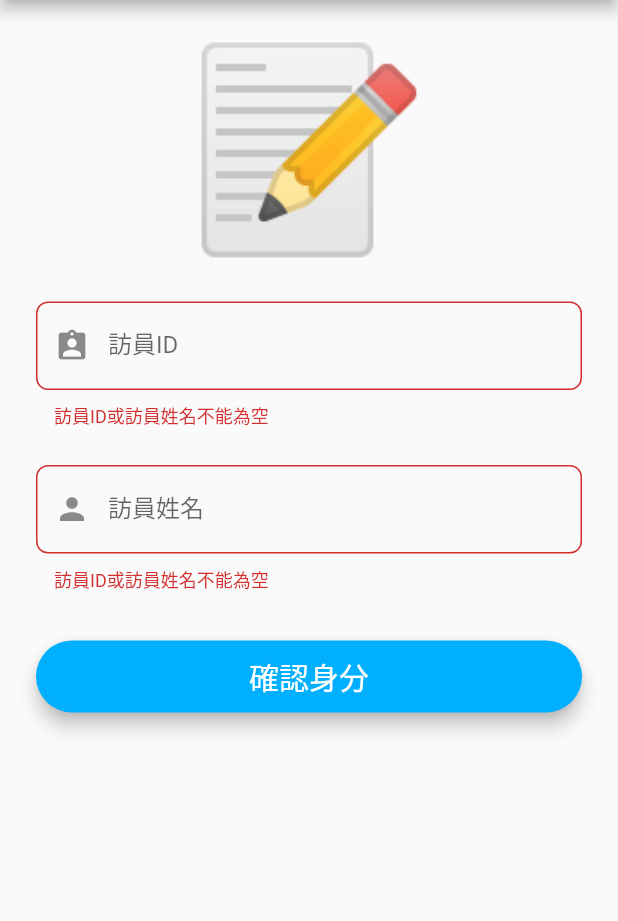
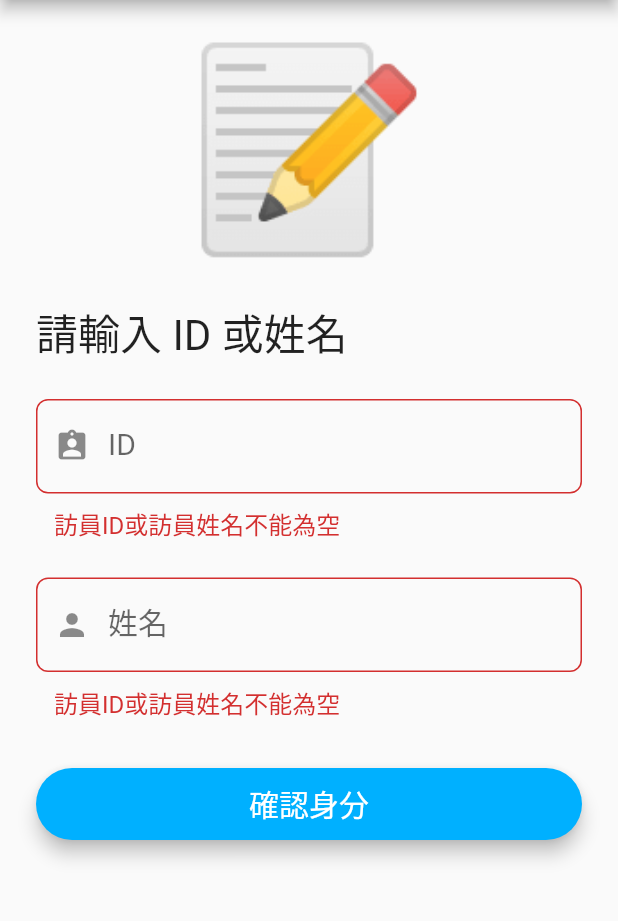
Before and after one commit to yun-cheng/survey-app, a Flutter app: the screen it shows after launch, after a tap on "確認身分", on a phone screen of 412 x 824 dp, the part 84-1005 px from its top. Run offline on Flutter 3.47's test engine with Material 2 defaults, Android fonts, the phone set to English and light mode, and no system bars; our stand-ins replace auto_route, bloc, cloud_firestore, dartz, flushbar, flutter_bloc and 5 more; accounts and stored records are empty; generated files the repository leaves out were written again.

Commit message:
Prettify pages

```diff
--- a/lib/application/auth/auth_bloc.dart
+++ b/lib/application/auth/auth_bloc.dart
@@ -3,8 +3,9 @@ import 'dart:async';
 import 'package:bloc/bloc.dart';
 import 'package:freezed_annotation/freezed_annotation.dart';
 import 'package:injectable/injectable.dart';
+import 'package:interviewer_quiz_flutter_app/application/auth/sign_in_form/sign_in_form_bloc.dart';
 import 'package:meta/meta.dart';
-import 'package:interviewer_quiz_flutter_app/domain/auth/i_auth_facade.dart';
+// import 'package:interviewer_quiz_flutter_app/domain/auth/i_auth_facade.dart';
 
 part 'auth_event.dart';
 part 'auth_state.dart';
@@ -13,26 +14,20 @@ part 'auth_bloc.freezed.dart';
 
 @injectable
 class AuthBloc extends Bloc<AuthEvent, AuthState> {
-  AuthBloc(this._authFacade):super(const AuthState.initial());
+  AuthBloc(SignInFormBloc signInFormBloc) : super(const AuthState.initial()) {
+    _subscription = signInFormBloc.listen((state) {
+      add(AuthEvent.authCheckRequested(state.isSuccess));
+    });
+  }
 
-  final IAuthFacade _authFacade;
+  StreamSubscription _subscription;
 
   @override
   Stream<AuthState> mapEventToState(
     AuthEvent event,
   ) async* {
-    yield* event.map(
-      authCheckRequested: (e) async* {
-        final interviewerOption = _authFacade.getSignedInInterviewer();
-        yield interviewerOption.fold(
-          () => const AuthState.unauthenticated(),
-          (_) => const AuthState.authenticated(),
-        );
-      },
-      signedOut: (e) async* {
-        _authFacade.signOut();
-        yield const AuthState.unauthenticated();
-      },
-    );
+    yield event.isSuccess
+        ? const AuthState.authenticated()
+        : const AuthState.unauthenticated();
   }
 }
--- a/lib/application/auth/auth_event.dart
+++ b/lib/application/auth/auth_event.dart
@@ -2,6 +2,5 @@ part of 'auth_bloc.dart';
 
 @freezed
 abstract class AuthEvent with _$AuthEvent {
-  const factory AuthEvent.authCheckRequested() = AuthCheckRequested;
-  const factory AuthEvent.signedOut() = SignedOut;
+  const factory AuthEvent.authCheckRequested(bool isSuccess) = AuthCheckRequested;
 }
--- a/lib/application/auth/sign_in_form/sign_in_form_bloc.dart
+++ b/lib/application/auth/sign_in_form/sign_in_form_bloc.dart
@@ -41,38 +41,54 @@ class SignInFormBloc extends Bloc<SignInFormEvent, SignInFormState> {
     yield* event.map(
       interviewerIdChanged: (e) async* {
         yield state.copyWith(
-            interviewerId: InterviewerId(e.interviewerIdStr),
-            authFailureOrSuccessOption: none());
+          interviewerId: InterviewerId(e.interviewerIdStr),
+          failureOption: none(),
+        );
       },
       interviewerNameChanged: (e) async* {
         yield state.copyWith(
-            interviewerName: InterviewerName(e.interviewerNameStr),
-            authFailureOrSuccessOption: none());
+          interviewerName: InterviewerName(e.interviewerNameStr),
+          failureOption: none(),
+        );
       },
       signInPressed: (e) async* {
-        Either<AuthFailure, Unit> failureOrSuccess;
+        Either<AuthFailure, Interviewer> failureOrInterviewer;
+        AuthFailure failure;
+        Interviewer interviewer;
+        bool isSuccess = false;
 
         final isValidInterviewerId = state.interviewerId.isValid();
         final isValidInterviewerName = state.interviewerName.isValid();
 
         if (isValidInterviewerId || isValidInterviewerName) {
-          yield state.copyWith(
-            isSubmitting: true,
-            authFailureOrSuccessOption: none(),
-          );
-
-          failureOrSuccess = _authFacade.signInWithInterviewerIdOrName(
+          failureOrInterviewer = _authFacade.signInWithInterviewerIdOrName(
               interviewerId: state.interviewerId,
               interviewerName: state.interviewerName,
               interviewerList: _interviewerList);
+
+          isSuccess = failureOrInterviewer.isRight();
+
+          failureOrInterviewer.fold(
+            (_failure) {
+              failure = _failure;
+              interviewer = state.interviewer;
+            },
+            (_interviewer) {
+              interviewer = _interviewer;
+            },
+          );
         }
 
         // NOTE showErrorMessages 是即時驗證表單的錯誤訊息，只在使用者第一次送出後才啟用
         yield state.copyWith(
-          isSubmitting: false,
+          isSuccess: isSuccess,
+          failureOption: optionOf(failure),
+          interviewer: interviewer,
           showErrorMessages: true,
-          authFailureOrSuccessOption: optionOf(failureOrSuccess),
         );
+      },
+      signedOut: (e) async* {
+        yield SignInFormState.initial();
       },
     );
   }
--- a/lib/application/auth/sign_in_form/sign_in_form_event.dart
+++ b/lib/application/auth/sign_in_form/sign_in_form_event.dart
@@ -9,4 +9,5 @@ abstract class SignInFormEvent with _$SignInFormEvent {
   const factory SignInFormEvent.interviewerNameChanged(
       String interviewerNameStr) = _InterviewerNameChanged;
   const factory SignInFormEvent.signInPressed() = _SignInPressed;
+  const factory SignInFormEvent.signedOut() = _SignedOut;
 }
--- a/lib/application/auth/sign_in_form/sign_in_form_state.dart
+++ b/lib/application/auth/sign_in_form/sign_in_form_state.dart
@@ -5,16 +5,18 @@ abstract class SignInFormState with _$SignInFormState {
   const factory SignInFormState({
     @required InterviewerId interviewerId,
     @required InterviewerName interviewerName,
+    @required Interviewer interviewer,
+    @required Option<AuthFailure> failureOption,
     @required bool showErrorMessages,
-    @required bool isSubmitting,
-    @required Option<Either<AuthFailure, Unit>> authFailureOrSuccessOption,
+    @required bool isSuccess,
   }) = _SignInFormState;
 
   factory SignInFormState.initial() => SignInFormState(
-        interviewerId: InterviewerId(''),
-        interviewerName: InterviewerName(''),
+        interviewerId: InterviewerId.empty(),
+        interviewerName: InterviewerName.empty(),
+        interviewer: Interviewer.empty(),
+        failureOption: none(),
         showErrorMessages: false,
-        isSubmitting: false,
-        authFailureOrSuccessOption: none(),
+        isSuccess: false,
       );
 }
--- a/lib/domain/auth/i_auth_facade.dart
+++ b/lib/domain/auth/i_auth_facade.dart
@@ -10,7 +10,7 @@ import 'package:kt_dart/collection.dart';
 abstract class IAuthFacade {
   Future<Either<AuthFailure, KtList<Interviewer>>> getInterviewerList();
   Future<void> getInterviewerListFromAsset();
-  Either<AuthFailure, Unit> signInWithInterviewerIdOrName({
+  Either<AuthFailure, Interviewer> signInWithInterviewerIdOrName({
     @required InterviewerId interviewerId,
     @required InterviewerName interviewerName,
     @required KtList<Interviewer> interviewerList,
--- a/lib/domain/auth/interviewer.dart
+++ b/lib/domain/auth/interviewer.dart
@@ -14,6 +14,11 @@ abstract class Interviewer implements _$Interviewer {
     @required InterviewerName name,
   }) = _Interviewer;
 
+  factory Interviewer.empty() => Interviewer(
+        id: InterviewerId.empty(),
+        name: InterviewerName.empty(),
+      );
+
   Option<ValueFailure<dynamic>> get failureOption {
     return this
         .id
--- a/lib/domain/auth/value_objects.dart
+++ b/lib/domain/auth/value_objects.dart
@@ -15,6 +15,8 @@ class InterviewerId extends ValueObject<String> {
     );
   }
 
+  factory InterviewerId.empty() => InterviewerId('');
+
   const InterviewerId._(this.value);
 }
 
@@ -29,20 +31,22 @@ class InterviewerName extends ValueObject<String> {
     );
   }
 
+  factory InterviewerName.empty() => InterviewerName('');
+
   const InterviewerName._(this.value);
 }
 
 // TEST
-class KtListVo<T> extends ValueObject<KtList<T>> {
-  @override
-  final Either<ValueFailure<KtList<T>>, KtList<T>> value;
+// class KtListVo<T> extends ValueObject<KtList<T>> {
+//   @override
+//   final Either<ValueFailure<KtList<T>>, KtList<T>> value;
 
-  factory KtListVo(KtList<T> input) {
-    assert(input != null);
-    return KtListVo._(
-      right(input),
-    );
-  }
+//   factory KtListVo(KtList<T> input) {
+//     assert(input != null);
+//     return KtListVo._(
+//       right(input),
+//     );
+//   }
 
-  const KtListVo._(this.value);
-}
+//   const KtListVo._(this.value);
+// }
--- a/lib/infrastructure/auth/manual_auth_facade.dart
+++ b/lib/infrastructure/auth/manual_auth_facade.dart
@@ -74,7 +74,7 @@ class ManualAuthFacade implements IAuthFacade {
   }
 
   @override
-  Either<AuthFailure, Unit> signInWithInterviewerIdOrName({
+  Either<AuthFailure, Interviewer> signInWithInterviewerIdOrName({
     InterviewerId interviewerId,
     InterviewerName interviewerName,
     KtList<Interviewer> interviewerList,
@@ -96,7 +96,7 @@ class ManualAuthFacade implements IAuthFacade {
 
     return _currentInterviewerOption.fold(
       () => left(AuthFailure.interviewerIdAndNameNotFound()),
-      (_) => right(unit),
+      (interviewer) => right(interviewer),
     );
   }
 
--- a/lib/injection.iconfig.dart
+++ b/lib/injection.iconfig.dart
@@ -32,7 +32,7 @@ void $initGetIt(GetIt g, {String environment}) {
       () => QuestionPageBloc(g<QuestionListBloc>()));
   g.registerFactory<SignInFormBloc>(
       () => SignInFormBloc(g<IAuthFacade>(), g<InterviewerListBloc>()));
-  g.registerFactory<AuthBloc>(() => AuthBloc(g<IAuthFacade>()));
+  g.registerFactory<AuthBloc>(() => AuthBloc(g<SignInFormBloc>()));
   g.registerFactory<QuestionBloc>(() => QuestionBloc(g<QuestionPageBloc>()));
 }
 
--- a/lib/presentation/core/app_widget.dart
+++ b/lib/presentation/core/app_widget.dart
@@ -8,15 +8,7 @@ import 'package:interviewer_quiz_flutter_app/presentation/routes/router.gr.dart'
 class AppWidget extends StatelessWidget {
   @override
   Widget build(BuildContext context) {
-    return MultiBlocProvider(
-      providers: [
-        // HIGHLIGHT 因為 AuthBloc 會跨越頁面使用，所以要放這裡
-        BlocProvider(
-          create: (context) =>
-              getIt<AuthBloc>()..add(const AuthEvent.authCheckRequested()),
-        ),
-      ],
-      child: MaterialApp(
+    return MaterialApp(
       title: '訪員測驗',
       debugShowCheckedModeBanner: false,
       builder: ExtendedNavigator(router: Router()),
@@ -32,7 +24,6 @@ class AppWidget extends StatelessWidget {
           ),
         ),
       ),
-      ),
     );
   }
 }
--- a/lib/presentation/sign_in/sign_in_page.dart
+++ b/lib/presentation/sign_in/sign_in_page.dart
@@ -26,10 +26,13 @@ class SignInPage extends StatelessWidget {
             BlocProvider.of<InterviewerListBloc>(context),
           ),
         ),
+        BlocProvider(
+          create: (context) => AuthBloc(
+            BlocProvider.of<SignInFormBloc>(context),
+          ),
+        ),
       ],
-      child: BlocBuilder<AuthBloc, AuthState>(
-        builder: (context, state) {
-          return Scaffold(
+      child: Scaffold(
         appBar: AppBar(
           title: const Text('訪員測驗'),
         ),
@@ -47,25 +50,6 @@ class SignInPage extends StatelessWidget {
                     crossAxisAlignment: CrossAxisAlignment.stretch,
                     children: <Widget>[
                       SignInForm(),
-                          if (state is Authenticated) ...[
-                            RoundedButton(
-                              title: '不是我，重新輸入',
-                              color: Colors.red[600],
-                              onPressed: () {
-                                context
-                                    .bloc<AuthBloc>()
-                                    .add(AuthEvent.signedOut());
-                              },
-                            ),
-                            RoundedButton(
-                              title: '是我，開始測驗',
-                              color: Colors.greenAccent[400],
-                              onPressed: () {
-                                ExtendedNavigator.of(context)
-                                    .pushReplacementNamed(Routes.quizPage);
-                              },
-                            ),
-                          ]
                     ],
                   ),
                 ),
@@ -73,8 +57,6 @@ class SignInPage extends StatelessWidget {
             ),
           ),
         ),
-          );
-        },
       ),
     );
   }
--- a/lib/presentation/sign_in/widgets/sign_in_form.dart
+++ b/lib/presentation/sign_in/widgets/sign_in_form.dart
@@ -1,4 +1,5 @@
 import 'package:auto_route/auto_route.dart';
+import 'package:dartz/dartz.dart';
 import 'package:flushbar/flushbar.dart';
 import 'package:flushbar/flushbar_helper.dart';
 import 'package:flutter/material.dart';
@@ -12,13 +13,11 @@ class SignInForm extends StatelessWidget {
   @override
   Widget build(BuildContext context) {
     return BlocConsumer<SignInFormBloc, SignInFormState>(
+      listener: (context, state) {
         // NOTE 監聽是否登入成功
-      listener: (context, state) {
-        // NOTE 拆開第一層 Option，針對 Some failure 處理
-        state.authFailureOrSuccessOption.fold(
+        if (!state.isSuccess) {
+          state.failureOption.fold(
             () {},
-          // NOTE 拆開第二層 Either，Left 顯示失敗訊息， Right 則跳轉頁面
-          (either) => either.fold(
             (failure) {
               FlushbarHelper.createError(
                 message: failure.map(
@@ -31,13 +30,8 @@ class SignInForm extends StatelessWidget {
                 ),
               ).show(context);
             },
-            (_) {
-              context
-                  .bloc<AuthBloc>()
-                  .add(const AuthEvent.authCheckRequested());
-            },
-          ),
           );
+        }
       },
       builder: (context, state) {
         // HIGHLIGHT 必須要使用完整的 context.bloc<SignInFormBloc>().state，
@@ -54,6 +48,13 @@ class SignInForm extends StatelessWidget {
           }
         }
 
+        String interviewerId;
+        String interviewerName;
+        if (state.isSuccess) {
+          interviewerId = state.interviewer.id.getOrCrash();
+          interviewerName = state.interviewer.name.getOrCrash();
+        }
+
         return Form(
           autovalidate: state.showErrorMessages,
           child: Column(
@@ -66,10 +67,75 @@ class SignInForm extends StatelessWidget {
                 style: TextStyle(fontSize: 130),
               ),
               const SizedBox(height: 24.0),
+              Visibility(
+                visible: !state.isSuccess,
+                maintainSize: true,
+                maintainAnimation: true,
+                maintainState: true,
+                child: Text(
+                  '請輸入 ID 或姓名',
+                  style: TextStyle(
+                    fontSize: 28.0,
+                    // fontWeight: FontWeight.bold,
+                  ),
+                ),
+              ),
+              if (state.isSuccess) ...[
+                DataTable(
+                  columns: [
+                    DataColumn(
+                      label: Text(
+                        'ID',
+                        style: TextStyle(fontSize: 32.0),
+                      ),
+                    ),
+                    DataColumn(
+                      label: Text(
+                        '姓名',
+                        style: TextStyle(fontSize: 32.0),
+                      ),
+                    ),
+                  ],
+                  rows: [
+                    DataRow(cells: [
+                      DataCell(Text(
+                        interviewerId,
+                        style: TextStyle(fontSize: 32.0),
+                      )),
+                      DataCell(Text(
+                        interviewerName,
+                        style: TextStyle(fontSize: 32.0),
+                      )),
+                    ]),
+                  ],
+                ),
+                const SizedBox(height: 52.0),
+                RoundedButton(
+                  title: '不是我，重新輸入',
+                  color: Colors.red[600],
+                  onPressed: () {
+                    context
+                        .bloc<SignInFormBloc>()
+                        .add(SignInFormEvent.signedOut());
+                  },
+                ),
+                RoundedButton(
+                  title: '是我，開始測驗',
+                  color: Colors.greenAccent[400],
+                  onPressed: () {
+                    ExtendedNavigator.of(context)
+                        .pushReplacementNamed(Routes.quizPage);
+                  },
+                ),
+              ] else ...[
+                const SizedBox(height: 24.0),
                 TextFormField(
+                  style: TextStyle(fontSize: 20.0),
                   decoration: const InputDecoration(
                     prefixIcon: Icon(Icons.assignment_ind),
-                  labelText: '訪員ID',
+                    labelText: 'ID',
+                    labelStyle: TextStyle(fontSize: 20.0),
+                    errorStyle: TextStyle(fontSize: 16.0),
                   ),
                   autocorrect: false,
                   onChanged: (value) => context
@@ -79,9 +145,13 @@ class SignInForm extends StatelessWidget {
                 ),
                 const SizedBox(height: 24.0),
                 TextFormField(
+                    style: TextStyle(fontSize: 20.0),
                     decoration: const InputDecoration(
                       prefixIcon: Icon(Icons.person),
-                    labelText: '訪員姓名',
+                      labelText: '姓名',
+                      labelStyle: TextStyle(fontSize: 20.0),
+                      errorStyle: TextStyle(fontSize: 16.0),
+                      // contentPadding: ,
                     ),
                     autocorrect: false,
                     onChanged: (value) => context
@@ -89,7 +159,6 @@ class SignInForm extends StatelessWidget {
                         .add(SignInFormEvent.interviewerNameChanged(value)),
                     validator: (_) => validateInterviewerIdAndName()),
                 const SizedBox(height: 16.0),
-              if (context.bloc<AuthBloc>().state is Unauthenticated) ...[
                 RoundedButton(
                   title: '確認身分',
                   color: Colors.lightBlueAccent[400],
@@ -99,7 +168,7 @@ class SignInForm extends StatelessWidget {
                         );
                   },
                 ),
-              ]
+              ],
             ],
           ),
         );
```
Also changed, not shown: lib/application/auth/auth_bloc.freezed.dart, lib/application/auth/sign_in_form/sign_in_form_bloc.freezed.dart. Lines whose indentation alone changed are shown as unchanged.
